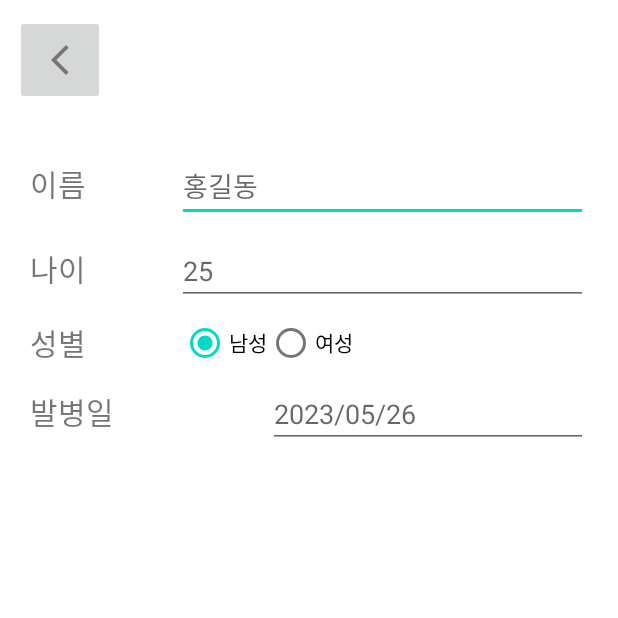
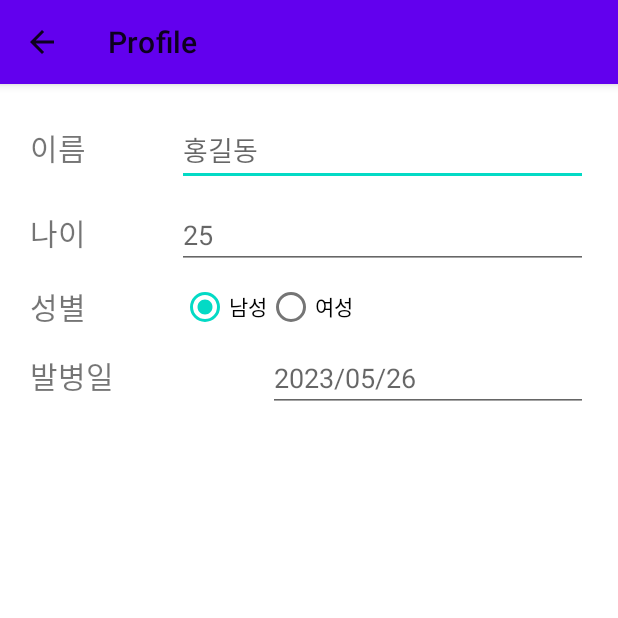
Before and after one commit to mazedma/EpilepSEE_hyewon, an Android app: the ProfileActivity screen opened directly, with no data from a screen before it, on a phone screen of 412 x 824 dp, the top half of it. Run offline under Robolectric (Android 15) with nearby library versions, the phone set to English and light mode, and no system bars.

Commit message:
ProfileActivity 뒤로가기 기능 구현

```diff
--- a/app/src/main/AndroidManifest.xml
+++ b/app/src/main/AndroidManifest.xml
@@ -13,6 +13,7 @@
         tools:targetApi="31">
         <activity
             android:name=".ProfileActivity"
+            android:parentActivityName=".MainActivity"
             android:exported="false" />
         <activity
             android:name=".StatusMenuActivity"
--- a/app/src/main/java/kr/co/episode/epilepsee/ProfileActivity.java
+++ b/app/src/main/java/kr/co/episode/epilepsee/ProfileActivity.java
@@ -35,6 +35,11 @@ public class ProfileActivity extends AppCompatActivity {
         activityProfileBinding = ActivityProfileBinding.inflate(getLayoutInflater());
         setContentView(activityProfileBinding.getRoot());
 
+        // 액션바 설정
+        getSupportActionBar().setTitle("Profile"); // 화면 제목 설정
+        getSupportActionBar().setDisplayHomeAsUpEnabled(true); // 뒤로가기 버튼
+
+
         activityProfileBinding.editDate.setOnClickListener(new View.OnClickListener() {
             @Override
             public void onClick(View view) {
@@ -44,7 +49,7 @@ public class ProfileActivity extends AppCompatActivity {
     }
 
     private void updateLabel() {
-        String myFormat = "yyyy/MM/dd"; //출력형식 2021/07/26
+        String myFormat = "yyyy/MM/dd"; //출력 형식 2021/07/26
         SimpleDateFormat simpleDateFormat = new SimpleDateFormat(myFormat, Locale.KOREA);
 
         activityProfileBinding.editDate.setText(simpleDateFormat.format(myCalendar.getTime()));
--- a/app/src/main/res/layout/activity_profile.xml
+++ b/app/src/main/res/layout/activity_profile.xml
@@ -7,19 +7,6 @@
     android:orientation="vertical"
     tools:context=".ProfileActivity">
 
-    <LinearLayout
-        android:layout_width="match_parent"
-        android:layout_height="80dp"
-        android:layout_weight="0">
-
-        <ImageButton
-            android:id="@+id/backButton"
-            android:layout_width="60dp"
-            android:layout_height="60dp"
-            android:layout_margin="10dp"
-            android:layout_weight="0"
-            app:srcCompat="@drawable/ic_back_button" />
-    </LinearLayout>
     <LinearLayout
         android:layout_width="match_parent"
         android:layout_height="fill_parent"
--- a/app/src/main/res/values-night/themes.xml
+++ b/app/src/main/res/values-night/themes.xml
@@ -1,6 +1,6 @@
 <resources xmlns:tools="http://schemas.android.com/tools">
     <!-- Base application theme. -->
-    <style name="Theme.EpilepSEE" parent="Theme.MaterialComponents.DayNight.NoActionBar">
+    <style name="Theme.EpilepSEE" parent="Theme.MaterialComponents.DayNight">
         <!-- Primary brand color. -->
         <item name="colorPrimary">@color/purple_200</item>
         <item name="colorPrimaryVariant">@color/purple_700</item>
--- a/app/src/main/res/values/themes.xml
+++ b/app/src/main/res/values/themes.xml
@@ -1,6 +1,6 @@
 <resources xmlns:tools="http://schemas.android.com/tools">
     <!-- Base application theme. -->
-    <style name="Theme.EpilepSEE" parent="Theme.MaterialComponents.DayNight.NoActionBar">
+    <style name="Theme.EpilepSEE" parent="Theme.MaterialComponents.DayNight">
         <!-- Primary brand color. -->
         <item name="colorPrimary">@color/purple_500</item>
         <item name="colorPrimaryVariant">@color/purple_700</item>
```
